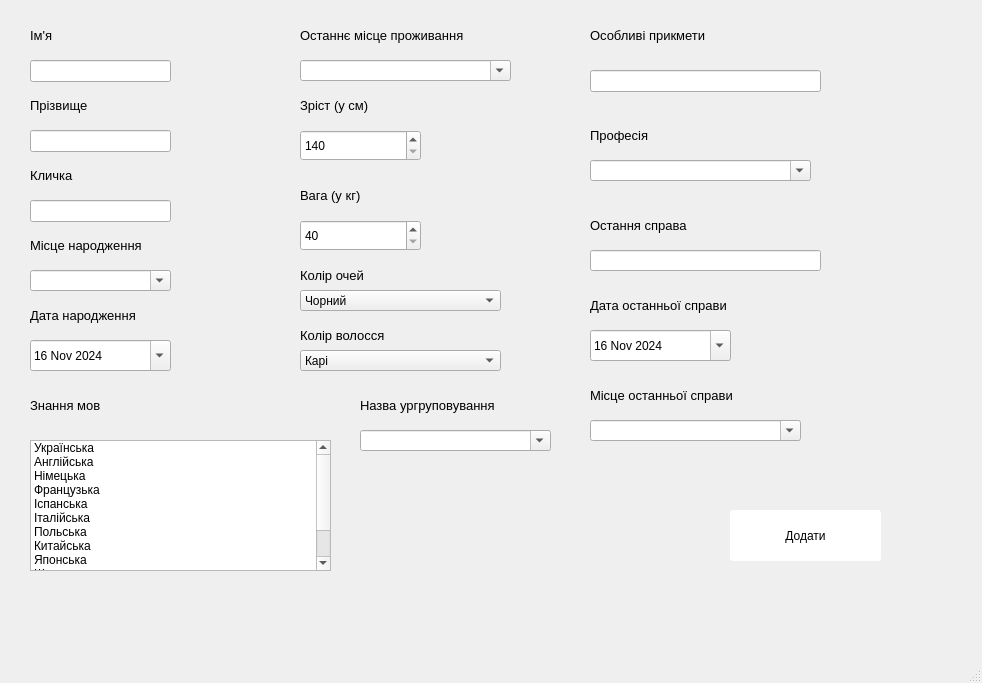
This is app/gui/criminal_manipulation.ui in ValRudyka/courseprogram as Qt 5 draws it before an edit. The edited form follows.
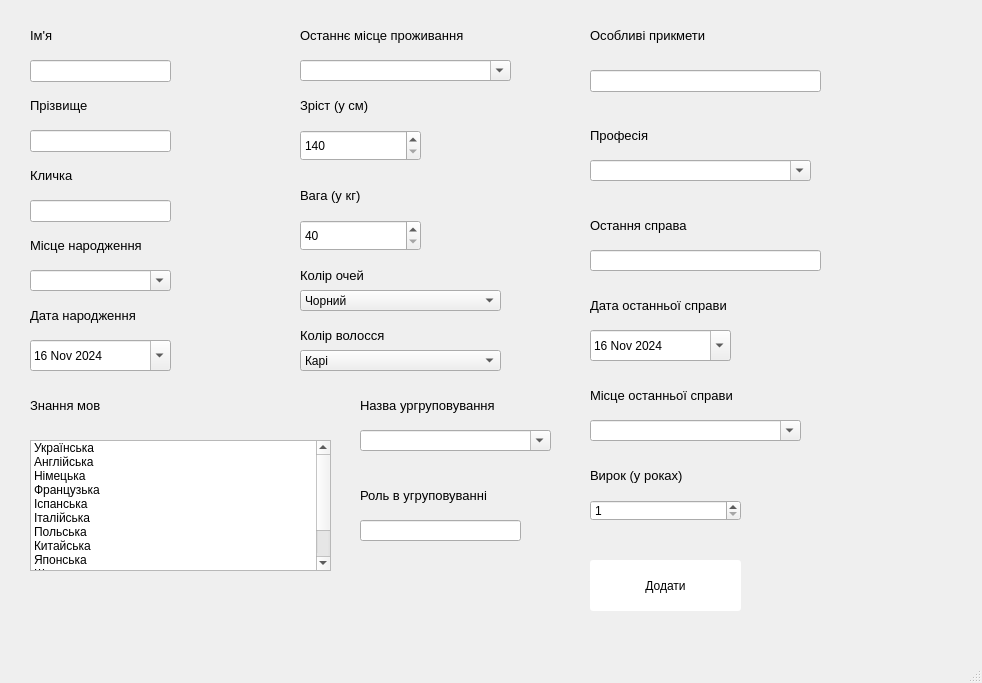
This is the edited form.

Patch:
```diff
--- a/app/gui/criminal_manipulation.ui
+++ b/app/gui/criminal_manipulation.ui
@@ -735,8 +735,8 @@
    <widget class="QPushButton" name="pushButton">
     <property name="geometry">
      <rect>
-      <x>730</x>
-      <y>510</y>
+      <x>590</x>
+      <y>560</y>
       <width>151</width>
       <height>51</height>
      </rect>
@@ -767,6 +767,68 @@
      <string>Особливі прикмети</string>
     </property>
    </widget>
+   <widget class="QLabel" name="label_34">
+    <property name="geometry">
+     <rect>
+      <x>360</x>
+      <y>480</y>
+      <width>181</width>
+      <height>31</height>
+     </rect>
+    </property>
+    <property name="font">
+     <font>
+      <pointsize>10</pointsize>
+     </font>
+    </property>
+    <property name="text">
+     <string>Роль в угруповуванні</string>
+    </property>
+   </widget>
+   <widget class="QLineEdit" name="lineEdit">
+    <property name="geometry">
+     <rect>
+      <x>360</x>
+      <y>520</y>
+      <width>161</width>
+      <height>21</height>
+     </rect>
+    </property>
+   </widget>
+   <widget class="QLabel" name="label_35">
+    <property name="geometry">
+     <rect>
+      <x>590</x>
+      <y>460</y>
+      <width>181</width>
+      <height>31</height>
+     </rect>
+    </property>
+    <property name="font">
+     <font>
+      <pointsize>10</pointsize>
+     </font>
+    </property>
+    <property name="text">
+     <string>Вирок (у роках)</string>
+    </property>
+   </widget>
+   <widget class="QSpinBox" name="spinBox_3">
+    <property name="geometry">
+     <rect>
+      <x>590</x>
+      <y>500</y>
+      <width>151</width>
+      <height>21</height>
+     </rect>
+    </property>
+    <property name="minimum">
+     <number>1</number>
+    </property>
+    <property name="maximum">
+     <number>25</number>
+    </property>
+   </widget>
   </widget>
   <widget class="QMenuBar" name="menubar">
    <property name="geometry">
```
